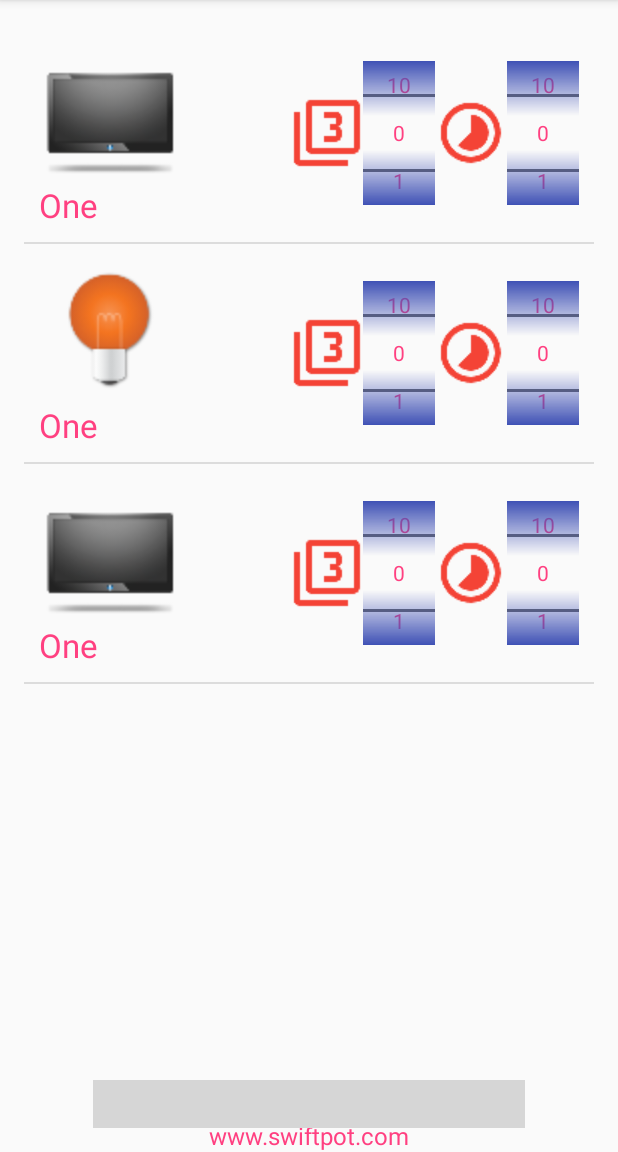
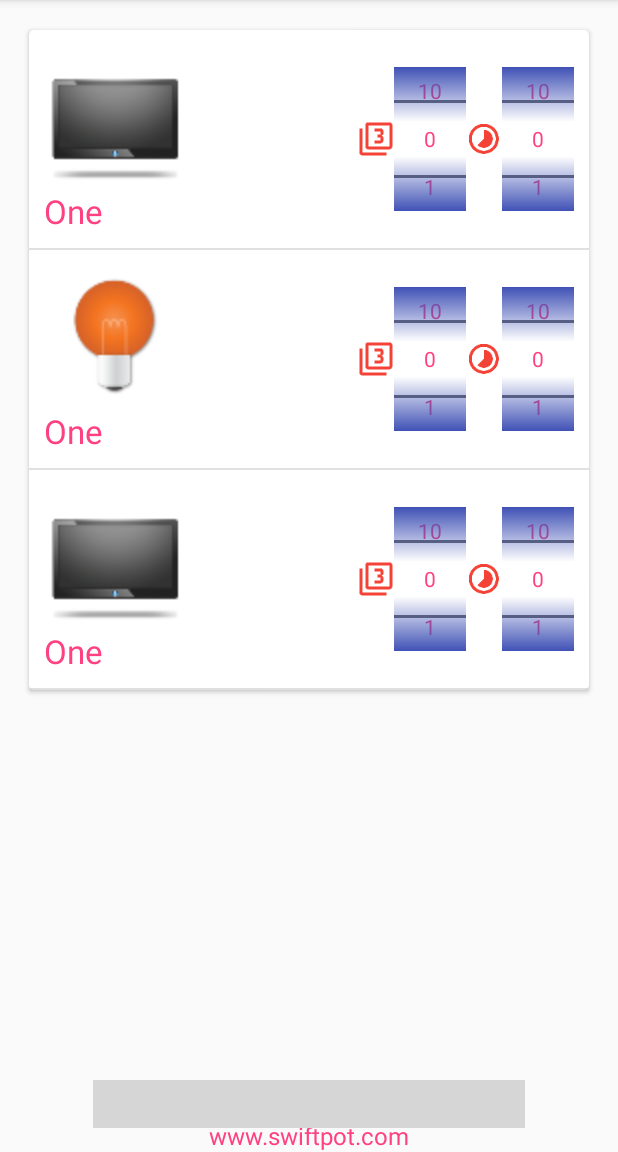
Before and after one commit to RbkGh/QuickTarriff, an Android app: the fragment FragmentDetailedAppliance placed in its activity, on a phone screen of 412 x 824 dp, the part 84-1236 px from its top. Run offline under Robolectric (Android 15) with nearby library versions, the light colour scheme and no system bars; libraries missing offline, so code that uses them is left out: com.gc.materialdesign, it.moondroid.coverflow, xyz.hanks.library; plain views replace ButtonRectangle; 9 statements that could not run were skipped; grey boxes are pictures that could not be loaded.

Commit message:
added cardview reduced qty and hours images

```diff
--- a/app/src/main/res/layout/fragment_detailed_appliance_info.xml
+++ b/app/src/main/res/layout/fragment_detailed_appliance_info.xml
@@ -1,11 +1,15 @@
 <FrameLayout xmlns:android="http://schemas.android.com/apk/res/android"
     xmlns:tools="http://schemas.android.com/tools"
-    xmlns:materialdesign="http://schemas.android.com/apk/res-auto"
+    xmlns:card_view="http://schemas.android.com/apk/res-auto"
     android:layout_width="match_parent"
     android:layout_height="match_parent"
     android:padding="16dp"
     tools:context=".fragments.FragmentDetailedAppliance">
-
+    <android.support.v7.widget.CardView
+        card_view:cardCornerRadius="3dp"
+        card_view:cardUseCompatPadding="true"
+        android:layout_width="match_parent"
+        android:layout_height="wrap_content">
     <!-- TODO: Update blank fragment layout -->
     <android.support.v7.widget.RecyclerView
         android:id="@+id/recycler_view"
@@ -13,6 +17,7 @@
         android:layout_height="wrap_content"
         android:scrollbars="vertical"
         />
+    </android.support.v7.widget.CardView>
 
     <com.gc.materialdesign.views.ButtonRectangle
         android:id="@+id/buttonCalculate"
--- a/app/src/main/res/layout/item_appliance_with_qty.xml
+++ b/app/src/main/res/layout/item_appliance_with_qty.xml
@@ -42,8 +42,8 @@
     <ImageView
         android:id="@+id/imageQty"
         android:contentDescription="@string/app_name"
-        android:layout_width="48dp"
-        android:layout_height="48dp"
+        android:layout_width="24dp"
+        android:layout_height="24dp"
         android:scaleType="centerCrop"
         android:background="@drawable/ic_qty"
         android:layout_centerVertical="true"
@@ -74,8 +74,8 @@
     <ImageView
         android:id="@+id/imageHours"
         android:contentDescription="@string/app_name"
-        android:layout_width="48dp"
-        android:layout_height="48dp"
+        android:layout_width="24dp"
+        android:layout_height="24dp"
         android:scaleType="centerCrop"
         android:background="@drawable/ic_hours"
         android:layout_centerVertical="true"
```
